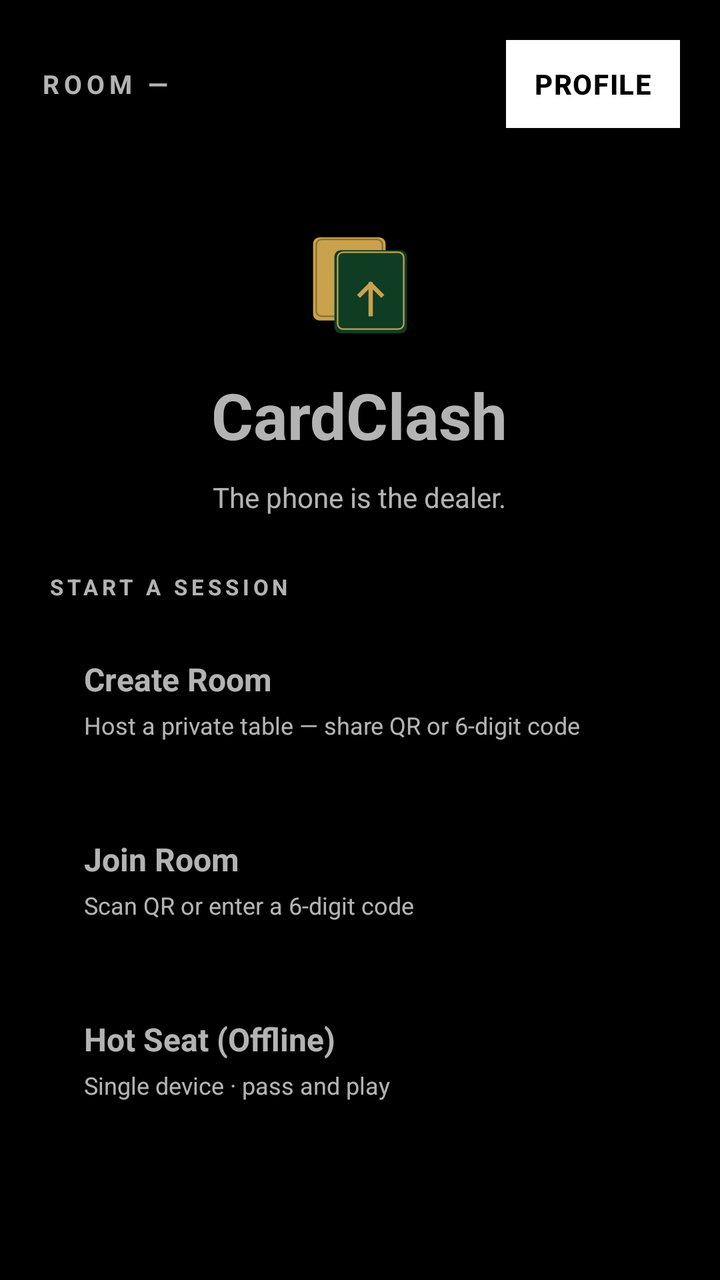
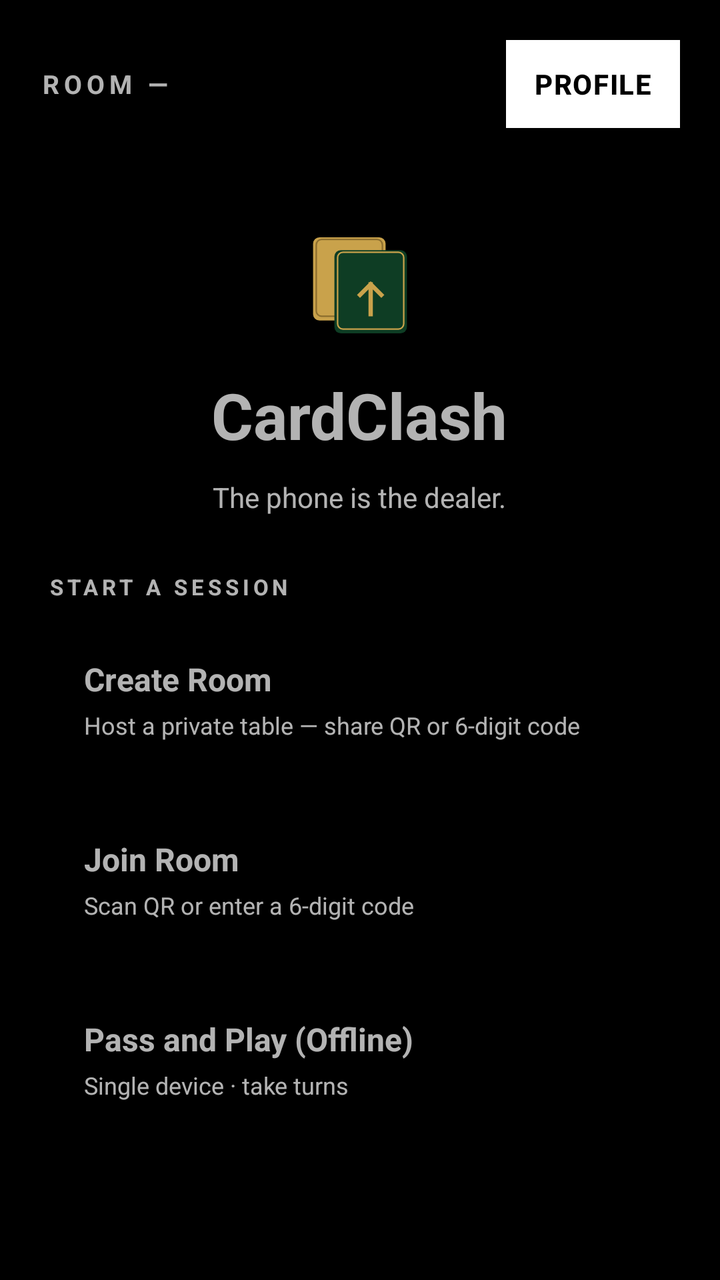

Two renders of the same Android screen: before a commit and after it. Below are the layout's source before the change and the commit's diff.
<!-- AndroidManifest.xml: application theme Theme.CardClash.Dev -->
<!-- res/layout/activity_home.xml -->
<?xml version="1.0" encoding="utf-8"?>
<androidx.constraintlayout.widget.ConstraintLayout
    xmlns:android="http://schemas.android.com/apk/res/android"
    xmlns:app="http://schemas.android.com/apk/res-auto"
    android:layout_width="match_parent"
    android:layout_height="match_parent">

    <LinearLayout
        android:id="@+id/topBar"
        android:layout_width="match_parent"
        android:layout_height="wrap_content"
        android:orientation="horizontal"
        android:gravity="center_vertical"
        android:padding="20dp"
        app:layout_constraintTop_toTopOf="parent">

        <TextView
            android:id="@+id/topbarLabel"
            android:layout_width="0dp"
            android:layout_weight="1"
            android:layout_height="wrap_content"
            android:text="ROOM —"
            android:textStyle="bold"
            android:textSize="13sp"
            android:letterSpacing="0.18" />

        <Button
            android:id="@+id/btnProfile"
            android:layout_width="wrap_content"
            android:layout_height="wrap_content"
            android:text="PROFILE" />
    </LinearLayout>

    <ScrollView
        android:layout_width="match_parent"
        android:layout_height="0dp"
        android:fillViewport="true"
        app:layout_constraintTop_toBottomOf="@id/topBar"
        app:layout_constraintBottom_toBottomOf="parent">

        <LinearLayout
            android:layout_width="match_parent"
            android:layout_height="wrap_content"
            android:orientation="vertical"
            android:gravity="center_horizontal"
            android:padding="24dp">

            <ImageView
                android:layout_width="64dp"
                android:layout_height="64dp"
                android:src="@drawable/ic_logo_cardclash"
                android:layout_marginBottom="14dp" />

            <TextView
                android:id="@+id/tvWelcome"
                android:layout_width="wrap_content"
                android:layout_height="wrap_content"
                android:text="CardClash"
                android:textSize="32sp"
                android:textStyle="bold"
                android:layout_marginBottom="10dp" />

            <TextView
                android:id="@+id/tvSubtitle"
                android:layout_width="wrap_content"
                android:layout_height="wrap_content"
                android:text="The phone is the dealer."
                android:textSize="14sp"
                android:layout_marginBottom="28dp" />

            <TextView
                android:id="@+id/tvSessionLabel"
                android:layout_width="match_parent"
                android:layout_height="wrap_content"
                android:text="START A SESSION"
                android:textSize="11sp"
                android:textStyle="bold"
                android:letterSpacing="0.18"
                android:layout_marginBottom="10dp" />

            <LinearLayout
                android:id="@+id/cardCreate"
                android:layout_width="match_parent"
                android:layout_height="wrap_content"
                android:orientation="vertical"
                android:padding="18dp"
                android:layout_marginBottom="12dp"
                android:clickable="true"
                android:focusable="true">

                <TextView
                    android:id="@+id/cardCreateTitle"
                    android:layout_width="wrap_content"
                    android:layout_height="wrap_content"
                    android:text="Create Room"
                    android:textStyle="bold"
                    android:textSize="16sp" />

                <TextView
                    android:id="@+id/cardCreateBody"
                    android:layout_width="wrap_content"
                    android:layout_height="wrap_content"
                    android:text="Host a private table — share QR or 6-digit code"
                    android:textSize="12sp"
                    android:layout_marginTop="4dp" />
            </LinearLayout>

            <LinearLayout
                android:id="@+id/cardJoin"
                android:layout_width="match_parent"
                android:layout_height="wrap_content"
                android:orientation="vertical"
                android:padding="18dp"
                android:layout_marginBottom="12dp"
                android:clickable="true"
                android:focusable="true">

                <TextView
                    android:id="@+id/cardJoinTitle"
                    android:layout_width="wrap_content"
                    android:layout_height="wrap_content"
                    android:text="Join Room"
                    android:textStyle="bold"
                    android:textSize="16sp" />

                <TextView
                    android:id="@+id/cardJoinBody"
                    android:layout_width="wrap_content"
                    android:layout_height="wrap_content"
                    android:text="Scan QR or enter a 6-digit code"
                    android:textSize="12sp"
                    android:layout_marginTop="4dp" />
            </LinearLayout>

            <LinearLayout
                android:id="@+id/cardHotSeat"
                android:layout_width="match_parent"
                android:layout_height="wrap_content"
                android:orientation="vertical"
                android:padding="18dp"
                android:clickable="true"
                android:focusable="true">

                <TextView
                    android:id="@+id/cardHotSeatTitle"
                    android:layout_width="wrap_content"
                    android:layout_height="wrap_content"
                    android:text="Hot Seat (Offline)"
                    android:textStyle="bold"
                    android:textSize="16sp" />

                <TextView
                    android:id="@+id/cardHotSeatBody"
                    android:layout_width="wrap_content"
                    android:layout_height="wrap_content"
                    android:text="Single device · pass and play"
                    android:textSize="12sp"
                    android:layout_marginTop="4dp" />
            </LinearLayout>

            <View android:layout_width="match_parent" android:layout_height="20dp" />

            <TextView
                android:id="@+id/tvFooter"
                android:layout_width="wrap_content"
                android:layout_height="wrap_content"
                android:text=""
                android:textSize="11sp" />
        </LinearLayout>
    </ScrollView>

</androidx.constraintlayout.widget.ConstraintLayout>
<!-- resources referenced by this layout -->
<resources>
  <style name="Theme.CardClash.Dev" parent="Theme.MaterialComponents.NoActionBar">
          <item name="colorPrimary">@color/dev_text_primary</item>
          <item name="colorPrimaryVariant">@color/dev_text_primary</item>
          <item name="colorOnPrimary">@color/dev_background</item>
          <item name="colorSecondary">@color/dev_text_primary</item>
          <item name="colorOnSecondary">@color/dev_background</item>
          <item name="android:colorBackground">@color/dev_background</item>
          <item name="colorSurface">@color/dev_surface</item>
          <item name="colorOnSurface">@color/dev_text_primary</item>
          <item name="android:windowBackground">@color/dev_background</item>
          <item name="android:statusBarColor">@color/dev_background</item>
          <item name="android:navigationBarColor">@color/dev_background</item>
          <item name="android:textColorPrimary">@color/dev_text_primary</item>
          <item name="android:textColorSecondary">@color/dev_text_secondary</item>
          <item name="android:textColorHint">@color/dev_text_hint</item>
          <item name="android:fontFamily">sans-serif</item>
          <item name="materialButtonStyle">@style/CC.Button.Dev</item>
          <item name="switchStyle">@style/CC.Switch.Dev</item>
          <item name="android:switchStyle">@style/CC.Switch.Dev</item>
      </style>
  <color name="dev_text_primary">#FFFFFF</color>
  <color name="dev_background">#000000</color>
  <color name="dev_surface">#111111</color>
  <color name="dev_text_secondary">#B0B0B0</color>
  <color name="dev_text_hint">#666666</color>
  <style name="CC.Button.Dev" parent="Widget.MaterialComponents.Button">
          <item name="backgroundTint">@null</item>
          <item name="android:background">@drawable/bg_btn_primary_dev</item>
          <item name="android:textColor">@color/dev_btn_text</item>
          <item name="cornerRadius">0dp</item>
          <item name="android:fontFamily">sans-serif-medium</item>
          <item name="android:letterSpacing">0.04</item>
          <item name="android:textAllCaps">false</item>
          <item name="android:textStyle">bold</item>
          <item name="android:textSize">14sp</item>
          <item name="android:minHeight">44dp</item>
          <item name="android:minWidth">72dp</item>
          <item name="android:paddingLeft">14dp</item>
          <item name="android:paddingRight">14dp</item>
          <item name="elevation">0dp</item>
          <item name="rippleColor">@color/dev_pressed</item>
      </style>
  <style name="CC.Switch.Dev" parent="Widget.AppCompat.CompoundButton.Switch">
          <item name="android:thumbTint">@color/dev_text_primary</item>
          <item name="android:trackTint">@color/dev_surface_elev</item>
      </style>
  <!-- drawable bg_btn_primary_dev (drawable) -->
  <?xml version="1.0" encoding="utf-8"?>
  <selector xmlns:android="http://schemas.android.com/apk/res/android">
      <item android:state_enabled="false">
          <shape android:shape="rectangle">
              <solid android:color="@color/dev_disabled_bg" />
              <stroke android:width="2dp" android:color="@color/dev_disabled_text" />
              <corners android:radius="0dp" />
          </shape>
      </item>
      <item android:state_pressed="true">
          <shape android:shape="rectangle">
              <solid android:color="@color/dev_pressed" />
              <stroke android:width="2dp" android:color="@color/dev_text_primary" />
              <corners android:radius="0dp" />
          </shape>
      </item>
      <item>
          <shape android:shape="rectangle">
              <solid android:color="@color/dev_text_primary" />
              <stroke android:width="2dp" android:color="@color/dev_text_primary" />
              <corners android:radius="0dp" />
          </shape>
      </item>
  </selector>
  <color name="dev_pressed">#444444</color>
  <color name="dev_surface_elev">#1F1F1F</color>
  <color name="dev_disabled_bg">#222222</color>
  <color name="dev_disabled_text">#555555</color>
  <!-- unchanged entries left out for length: 1 -->
</resources>

<!-- the commit's change to res/layout/activity_home.xml (unified diff, before → after) -->
@@ -145,7 +145,7 @@
                     android:id="@+id/cardHotSeatTitle"
                     android:layout_width="wrap_content"
                     android:layout_height="wrap_content"
-                    android:text="Hot Seat (Offline)"
+                    android:text="Pass and Play (Offline)"
                     android:textStyle="bold"
                     android:textSize="16sp" />
 
@@ -153,7 +153,7 @@
                     android:id="@+id/cardHotSeatBody"
                     android:layout_width="wrap_content"
                     android:layout_height="wrap_content"
-                    android:text="Single device · pass and play"
+                    android:text="Single device · take turns"
                     android:textSize="12sp"
                     android:layout_marginTop="4dp" />
             </LinearLayout>
